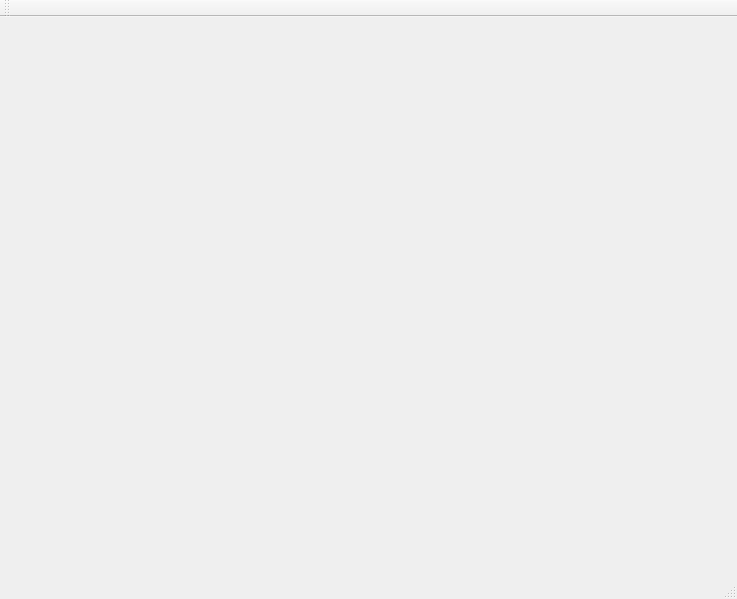
The window that QtServer/QtServer/mainwindow.ui (HwHTony/Real-Time-Water-Quality-Monitoring-Using-Raspberry-Pi-5-based-on-Embedded-System-Framework) describes before a commit, drawn with Qt 5.
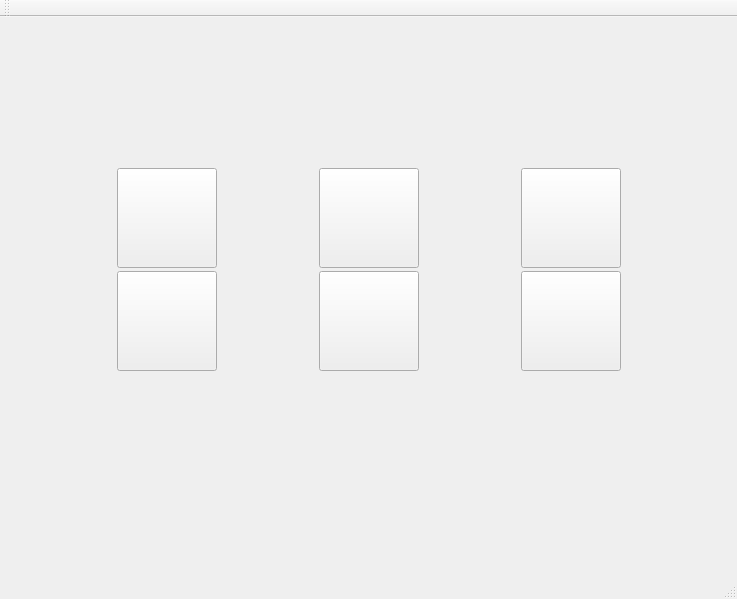
The same window after the commit.

The edit to the form file:
```diff
--- a/QtServer/QtServer/mainwindow.ui
+++ b/QtServer/QtServer/mainwindow.ui
@@ -17,16 +17,178 @@
    <widget class="QLabel" name="statusLabel">
     <property name="geometry">
      <rect>
-      <x>300</x>
-      <y>270</y>
-      <width>131</width>
+      <x>80</x>
+      <y>380</y>
+      <width>591</width>
       <height>101</height>
      </rect>
     </property>
+    <property name="font">
+     <font>
+      <pointsize>15</pointsize>
+      <weight>75</weight>
+      <bold>true</bold>
+     </font>
+    </property>
     <property name="text">
      <string/>
     </property>
    </widget>
+   <widget class="QWidget" name="">
+    <property name="geometry">
+     <rect>
+      <x>10</x>
+      <y>140</y>
+      <width>721</width>
+      <height>221</height>
+     </rect>
+    </property>
+    <layout class="QVBoxLayout" name="verticalLayout">
+     <item>
+      <layout class="QHBoxLayout" name="horizontalLayout">
+       <item>
+        <widget class="QPushButton" name="turbidBtn">
+         <property name="minimumSize">
+          <size>
+           <width>100</width>
+           <height>100</height>
+          </size>
+         </property>
+         <property name="maximumSize">
+          <size>
+           <width>100</width>
+           <height>100</height>
+          </size>
+         </property>
+         <property name="text">
+          <string/>
+         </property>
+        </widget>
+       </item>
+       <item>
+        <widget class="QPushButton" name="tempBtn">
+         <property name="minimumSize">
+          <size>
+           <width>100</width>
+           <height>100</height>
+          </size>
+         </property>
+         <property name="maximumSize">
+          <size>
+           <width>100</width>
+           <height>100</height>
+          </size>
+         </property>
+         <property name="text">
+          <string/>
+         </property>
+        </widget>
+       </item>
+       <item>
+        <widget class="QPushButton" name="phBtn">
+         <property name="minimumSize">
+          <size>
+           <width>100</width>
+           <height>100</height>
+          </size>
+         </property>
+         <property name="maximumSize">
+          <size>
+           <width>100</width>
+           <height>100</height>
+          </size>
+         </property>
+         <property name="text">
+          <string/>
+         </property>
+        </widget>
+       </item>
+      </layout>
+     </item>
+     <item>
+      <layout class="QHBoxLayout" name="horizontalLayout_2">
+       <item>
+        <widget class="QPushButton" name="turbidVal">
+         <property name="minimumSize">
+          <size>
+           <width>100</width>
+           <height>100</height>
+          </size>
+         </property>
+         <property name="maximumSize">
+          <size>
+           <width>100</width>
+           <height>100</height>
+          </size>
+         </property>
+         <property name="font">
+          <font>
+           <pointsize>16</pointsize>
+           <weight>75</weight>
+           <bold>true</bold>
+          </font>
+         </property>
+         <property name="text">
+          <string/>
+         </property>
+        </widget>
+       </item>
+       <item>
+        <widget class="QPushButton" name="tempVal">
+         <property name="minimumSize">
+          <size>
+           <width>100</width>
+           <height>100</height>
+          </size>
+         </property>
+         <property name="maximumSize">
+          <size>
+           <width>100</width>
+           <height>100</height>
+          </size>
+         </property>
+         <property name="font">
+          <font>
+           <pointsize>16</pointsize>
+           <weight>75</weight>
+           <bold>true</bold>
+          </font>
+         </property>
+         <property name="text">
+          <string/>
+         </property>
+        </widget>
+       </item>
+       <item>
+        <widget class="QPushButton" name="phVal">
+         <property name="minimumSize">
+          <size>
+           <width>100</width>
+           <height>100</height>
+          </size>
+         </property>
+         <property name="maximumSize">
+          <size>
+           <width>100</width>
+           <height>100</height>
+          </size>
+         </property>
+         <property name="font">
+          <font>
+           <pointsize>16</pointsize>
+           <weight>75</weight>
+           <bold>true</bold>
+          </font>
+         </property>
+         <property name="text">
+          <string/>
+         </property>
+        </widget>
+       </item>
+      </layout>
+     </item>
+    </layout>
+   </widget>
   </widget>
   <widget class="QMenuBar" name="menuBar">
    <property name="geometry">
```
